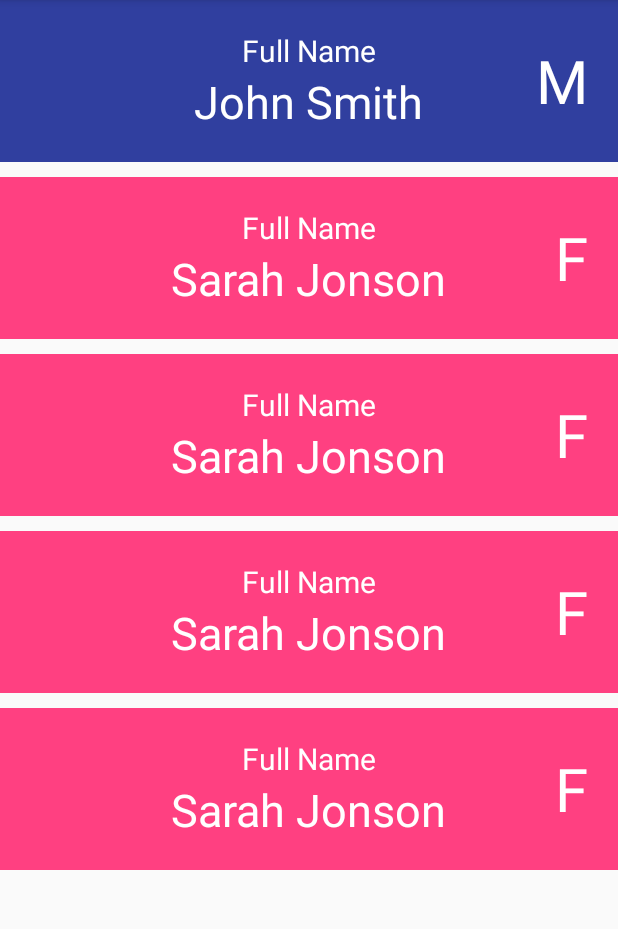
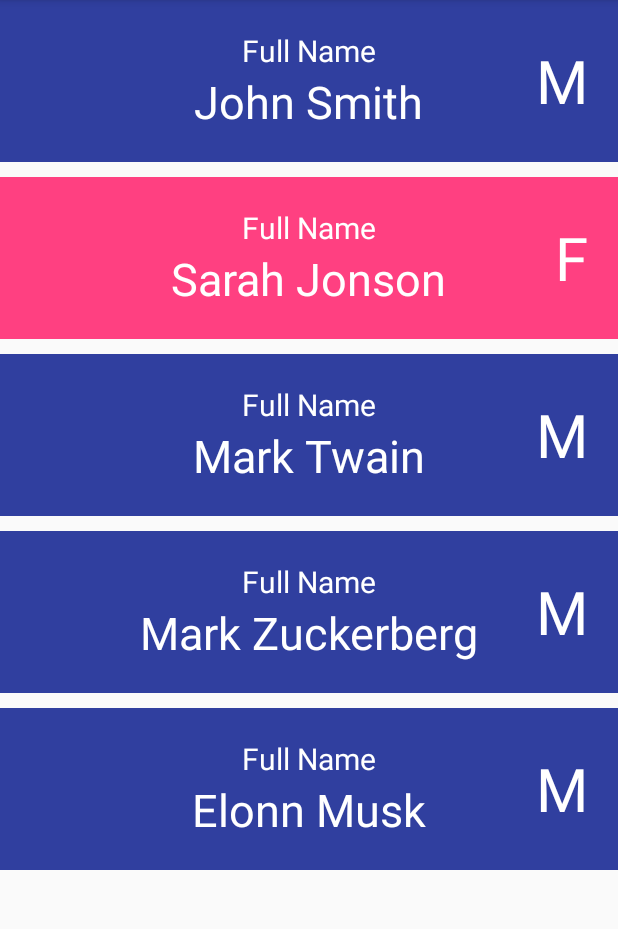
Before and after one commit to Hrant75/PassingDataDay17, an Android app: the screen it shows after launch (MainActivity), on a phone screen of 412 x 824 dp, the part 84-1013 px from its top. Run offline under Robolectric (Android 15) with nearby library versions, the phone set to English and light mode, and no system bars.

Commit message:
day17 passing data

```diff
--- a/app/src/main/java/com/example/hrant/passingdata/MainActivity.java
+++ b/app/src/main/java/com/example/hrant/passingdata/MainActivity.java
@@ -2,18 +2,39 @@ package com.example.hrant.passingdata;
 
 import android.support.v7.app.AppCompatActivity;
 import android.os.Bundle;
+import android.util.Log;
+import android.widget.RelativeLayout;
 import android.widget.TextView;
 
 public class MainActivity extends AppCompatActivity {
-    UserList userList;
+    TextView textView;
+    String idStr;
+    int id;
 
     @Override
     protected void onCreate(Bundle savedInstanceState) {
         super.onCreate(savedInstanceState);
         setContentView(R.layout.activity_main);
 
-        for(User user : userList.getUsersList()){
-            TextView textView = (TextView)findViewById(R.id.all);
+        for(User user : UserList.getUsersList()){
+            idStr = "view_group_" + user.getId();
+            id = getResources().getIdentifier(idStr, "id", getApplicationContext().getPackageName());
+            Log.e("sss", idStr + id);
+            if(user.getGender().equals("F"))
+                findViewById(id).setBackgroundColor(getResources().getColor(R.color.colorAccent));
+            else
+                findViewById(id).setBackgroundColor(getResources().getColor(R.color.colorPrimaryDark));
+
+            idStr = "vg" + user.getId() + "_name_lastname";
+            id = getResources().getIdentifier(idStr, "id", getApplicationContext().getPackageName());
+            textView =  ((TextView)findViewById(id));
+            textView.setText(user.getName() + " " + user.getLastName());
+
+            idStr = "vg" + user.getId() + "_gender";
+            id = getResources().getIdentifier(idStr, "id", getApplicationContext().getPackageName());
+            textView =  ((TextView)findViewById(id));
+            textView.setText(user.getGender());
         }
+
     }
 }
--- a/app/src/main/java/com/example/hrant/passingdata/User.java
+++ b/app/src/main/java/com/example/hrant/passingdata/User.java
@@ -16,7 +16,8 @@ public class User implements Serializable {
     private String bio;
     private String pic;
 
-    public User(String name, String lastName, String username, String gender, int age) {
+    public User(int id, String name, String lastName, String username, String gender, int age) {
+        this.id = id;
         this.name = name;
         this.lastName = lastName;
         this.username = username;
@@ -25,13 +26,13 @@ public class User implements Serializable {
         this.pic = "N/A";
     }
 
-    public User(String name, String lastName, String username, String gender, int age, String pic) {
-        this(name, lastName, username, gender, age);
+    public User(int id, String name, String lastName, String username, String gender, int age, String pic) {
+        this(id, name, lastName, username, gender, age);
         this.pic = pic;
     }
 
-    public User(String name, String lastName, String username, String gender, int age, String pic, String bio) {
-        this(name, lastName, username, gender, age, pic);
+    public User(int id, String name, String lastName, String username, String gender, int age, String pic, String bio) {
+        this(id, name, lastName, username, gender, age, pic);
         this.bio = bio;
     }
 
@@ -43,12 +44,12 @@ public class User implements Serializable {
         this.pic = pic;
     }
 
+    public String getName() {
+        return name;
+    }
+
     public int getId() {
         return id;
-    }
-
-    public String getName() {
-        return name;
     }
 
     public String getLastName() {
--- a/app/src/main/java/com/example/hrant/passingdata/UserList.java
+++ b/app/src/main/java/com/example/hrant/passingdata/UserList.java
@@ -9,11 +9,11 @@ import java.util.ArrayList;
 public class UserList {
     private static ArrayList<User> usersList = new ArrayList<>();
     static {
-        usersList.add(new User("John", "Smith", "JohnS", "M", 20, "captainjamessmith.jpg"));
-        usersList.add(new User("Sarah", "Jonson", "SarahJ", "F", 25, "sarahjonson.jpg"));
-        usersList.add(new User("Mark", "Twain", "MArkT", "M", 151, "marktwain.jpg"));
-        usersList.add(new User("Mark", "Zuckerberg", "MarkZ", "M", 33, "markzuckerberg.jpg"));
-        usersList.add(new User("Elon", "Musk", "ElonM", "M", 35, "elonmusk.jpg"));
+        usersList.add(new User(1, "John", "Smith", "JohnS", "M", 20, "captainjamessmith.jpg"));
+        usersList.add(new User(2, "Sarah", "Jonson", "SarahJ", "F", 25, "sarahjonson.jpg"));
+        usersList.add(new User(3, "Mark", "Twain", "MArkT", "M", 151, "marktwain.jpg"));
+        usersList.add(new User(4, "Mark", "Zuckerberg", "MarkZ", "M", 33, "markzuckerberg.jpg"));
+        usersList.add(new User(5, "Elonn", "Musk", "ElonM", "M", 35, "elonmusk.jpg"));
     }
 
     public static ArrayList<User> getUsersList(){
--- a/app/src/main/res/layout/activity_main.xml
+++ b/app/src/main/res/layout/activity_main.xml
@@ -27,7 +27,7 @@
                 android:textSize="20sp"
                 android:layout_centerHorizontal="true"/>
             <TextView
-                android:id="@+id/vg1_name_lastName"
+                android:id="@+id/vg1_name_lastname"
                 android:layout_width="wrap_content"
                 android:layout_height="wrap_content"
                 android:text="John Smith"
@@ -80,7 +80,7 @@
                 android:textSize="20sp"
                 android:layout_centerHorizontal="true"/>
             <TextView
-                android:id="@+id/vg2_name_lastName"
+                android:id="@+id/vg2_name_lastname"
                 android:layout_width="wrap_content"
                 android:layout_height="wrap_content"
                 android:text="Sarah Jonson"
@@ -132,7 +132,7 @@
                 android:textSize="20sp"
                 android:layout_centerHorizontal="true"/>
             <TextView
-                android:id="@+id/vg3_name_lastName"
+                android:id="@+id/vg3_name_lastname"
                 android:layout_width="wrap_content"
                 android:layout_height="wrap_content"
                 android:text="Sarah Jonson"
@@ -184,7 +184,7 @@
                 android:textSize="20sp"
                 android:layout_centerHorizontal="true"/>
             <TextView
-                android:id="@+id/vg4_name_lastName"
+                android:id="@+id/vg4_name_lastname"
                 android:layout_width="wrap_content"
                 android:layout_height="wrap_content"
                 android:text="Sarah Jonson"
@@ -238,7 +238,7 @@
                 android:textSize="20sp"
                 android:layout_centerHorizontal="true"/>
             <TextView
-                android:id="@+id/vg5_name_lastName"
+                android:id="@+id/vg5_name_lastname"
                 android:layout_width="wrap_content"
                 android:layout_height="wrap_content"
                 android:text="Sarah Jonson"
```
